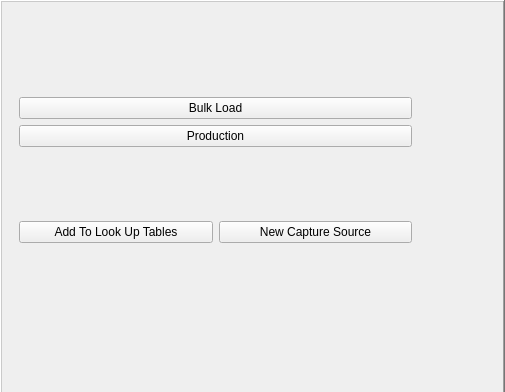
First picture: the form in buildings/gui/start_up.ui, repository linz/nz-buildings, before the edit; both pictures show x 0 to 505 and y 0 to 392 of the 505 by 671 pixel window.
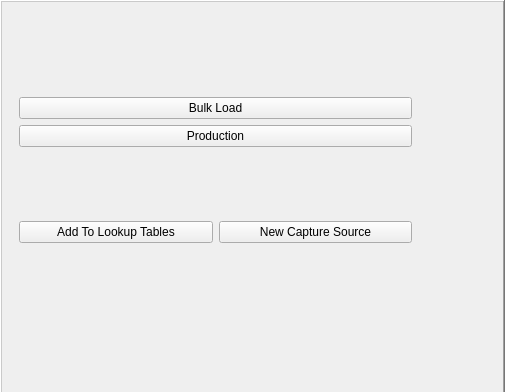
Second picture: the form after the edit.

```diff
--- a/buildings/gui/start_up.ui
+++ b/buildings/gui/start_up.ui
@@ -58,7 +58,7 @@
       <item>
        <widget class="QPushButton" name="btn_new_entry">
         <property name="text">
-         <string>Add To Look Up Tables</string>
+         <string>Add To Lookup Tables</string>
         </property>
        </widget>
       </item>
```
